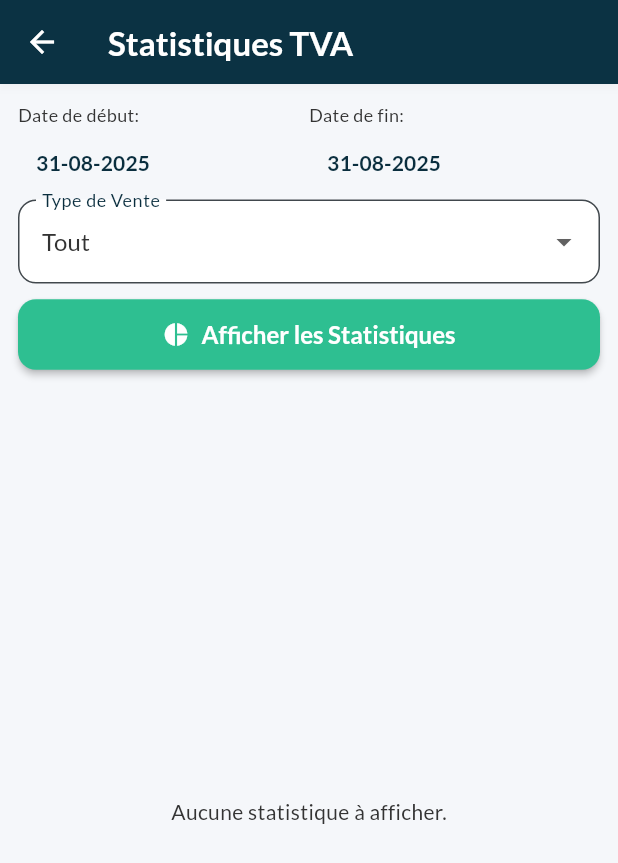
After one commit to airm5500/prestige_app, a Flutter app: the StatTvaScreen screen opened directly, on a phone screen of 412 x 824 dp. The commit adds this screen. Shown: the top 863 px of the screen. Run offline on Flutter 3.47's test engine with Material 3 defaults, Android fonts, the light colour scheme and no system bars; our stand-ins replace fl_chart, fluttertoast, google_fonts, pdf, printing, shared_preferences; accounts and stored records are empty; network calls fail.

Commit message:
STAT TVA
Ajout Menu TVA

```diff
--- /dev/null
+++ b/lib/models/stat_tva_model.dart
@@ -0,0 +1,27 @@
+// lib/models/stat_tva_model.dart
+
+class StatTva {
+  final double totalTva;
+  final double totalTtc;
+  final int taux;
+  final double totalHt;
+  final double montantUg;
+
+  StatTva({
+    required this.totalTva,
+    required this.totalTtc,
+    required this.taux,
+    required this.totalHt,
+    required this.montantUg,
+  });
+
+  factory StatTva.fromJson(Map<String, dynamic> json) {
+    return StatTva(
+      totalTva: (json['Total TVA'] as num?)?.toDouble() ?? 0.0,
+      totalTtc: (json['Total TTC'] as num?)?.toDouble() ?? 0.0,
+      taux: (json['TAUX'] as num?)?.toInt() ?? 0,
+      totalHt: (json['Total HT'] as num?)?.toDouble() ?? 0.0,
+      montantUg: (json['montantUg'] as num?)?.toDouble() ?? 0.0,
+    );
+  }
+}
--- a/lib/screens/home_screen.dart
+++ b/lib/screens/home_screen.dart
@@ -25,7 +25,8 @@ import 'suivi_credit_screen.dart';
 //import 'mes_articles_screen.dart';
 import 'annulation_vente_screen.dart';
 import 'suivi_ajustement_screen.dart';
-import 'retours_fournisseurs_screen.dart'; // Import the new screen
+import 'retours_fournisseurs_screen.dart';
+import 'stat_tva_screen.dart'; // AJOUT
 
 class HomeScreen extends StatefulWidget {
   const HomeScreen({super.key});
@@ -60,7 +61,7 @@ class _HomeScreenState extends State<HomeScreen> {
       {'title': 'CA Global', 'icon': Icons.receipt_long_outlined, 'color': Colors.amber.shade700, 'screen': const CaGlobalScreen()},
       {'title': 'Suivi Crédit', 'icon': Icons.request_quote_outlined, 'color': Colors.redAccent, 'screen': const SuiviCreditScreen()},
       {'title': 'Tableau: Analyses', 'icon': Icons.analytics_outlined, 'color': Colors.pinkAccent, 'screen': const TableauBordAnalyseMenuScreen()},
-      {'title': 'Tableau: Ratios', 'icon': Icons.compare_arrows_outlined, 'color': Colors.lime.shade700, 'screen': const TableauBordRatioScreen()},
+      {'title': 'Stat TVA', 'icon': Icons.pie_chart, 'color': Colors.orange, 'screen': const StatTvaScreen()}, // AJOUT
     ];
 
     final List<Map<String, dynamic>> page2Items = [
--- /dev/null
+++ b/lib/screens/stat_tva_screen.dart
@@ -0,0 +1,234 @@
+// lib/screens/stat_tva_screen.dart
+
+import 'package:flutter/material.dart';
+import 'package:fl_chart/fl_chart.dart';
+import 'package:intl/intl.dart';
+import 'package:prestige_app/models/stat_tva_model.dart';
+import '../utils/constants.dart';
+import '../utils/date_formatter.dart';
+import '../ui_helpers/base_screen_logic.dart';
+
+class StatTvaScreen extends StatefulWidget {
+  const StatTvaScreen({super.key});
+
+  @override
+  State<StatTvaScreen> createState() => _StatTvaScreenState();
+}
+
+class _StatTvaScreenState extends State<StatTvaScreen> with BaseScreenLogic<StatTvaScreen> {
+  List<StatTva> _stats = [];
+  DateTime _startDate = DateFormatter.getDefaultStartDate();
+  DateTime _endDate = DateFormatter.getDefaultEndDate();
+  String _typeVente = 'TOUT';
+
+  Future<void> _loadStats() async {
+    // On réinitialise la liste avant chaque appel
+    setState(() {
+      _stats = [];
+    });
+
+    final queryParams = {
+      'dtStart': DateFormatter.toApiFormat(_startDate),
+      'dtEnd': DateFormatter.toApiFormat(_endDate),
+      'typeVente': _typeVente,
+    };
+
+    // CORRECTION: Utilisation de la méthode centralisée pour l'API V3
+    final data = await apiGetV3(AppConstants.statTvaEndpoint, queryParams: queryParams);
+
+    if (mounted && data is Map && data['data'] is List) {
+      setState(() {
+        _stats = (data['data'] as List).map((item) => StatTva.fromJson(item)).toList();
+        if (_stats.isEmpty) {
+          errorMessage = "Aucune statistique de TVA trouvée pour les critères sélectionnés.";
+        }
+      });
+    }
+  }
+
+  @override
+  Widget build(BuildContext context) {
+    final currencyFormat = NumberFormat.currency(locale: 'fr_FR', symbol: 'FCFA', decimalDigits: 0);
+
+    return Scaffold(
+      appBar: AppBar(
+        title: const Text('Statistiques TVA'),
+      ),
+      body: Column(
+        children: [
+          Padding(
+            padding: const EdgeInsets.all(12.0),
+            child: Column(
+              children: [
+                _buildDatePicker(context),
+                DropdownButtonFormField<String>(
+                  decoration: const InputDecoration(labelText: 'Type de Vente'),
+                  value: _typeVente,
+                  items: const [
+                    DropdownMenuItem(value: 'TOUT', child: Text('Tout')),
+                    DropdownMenuItem(value: 'VNO', child: Text('Vente Non-Ordonnancée')),
+                    DropdownMenuItem(value: 'VO', child: Text('Vente Ordonnancée')),
+                  ],
+                  onChanged: (value) {
+                    setState(() {
+                      _typeVente = value!;
+                    });
+                  },
+                ),
+                const SizedBox(height: 10),
+                ElevatedButton.icon(
+                  icon: const Icon(Icons.pie_chart),
+                  label: const Text('Afficher les Statistiques'),
+                  onPressed: isLoading ? null : _loadStats,
+                  style: ElevatedButton.styleFrom(minimumSize: const Size.fromHeight(45)),
+                ),
+              ],
+            ),
+          ),
+          if (isLoading)
+            const Expanded(child: Center(child: CircularProgressIndicator()))
+          else if (errorMessage != null)
+            Expanded(
+              child: Center(
+                child: Padding(
+                  padding: const EdgeInsets.all(16.0),
+                  child: Text(errorMessage!, style: const TextStyle(color: Colors.red), textAlign: TextAlign.center),
+                ),
+              ),
+            )
+          else if (_stats.isEmpty)
+              const Expanded(child: Center(child: Text('Aucune statistique à afficher.')))
+            else
+              Expanded(
+                child: SingleChildScrollView(
+                  child: Padding(
+                    padding: const EdgeInsets.all(16.0),
+                    child: Column(
+                      children: [
+                        SizedBox(
+                          height: 250,
+                          child: PieChart(
+                            PieChartData(
+                              sections: _buildPieChartSections(),
+                              centerSpaceRadius: 40,
+                              sectionsSpace: 2,
+                            ),
+                          ),
+                        ),
+                        const SizedBox(height: 20),
+                        ..._buildLegend(currencyFormat),
+                      ],
+                    ),
+                  ),
+                ),
+              ),
+        ],
+      ),
+    );
+  }
+
+  List<PieChartSectionData> _buildPieChartSections() {
+    final totalTtc = _stats.fold<double>(0, (prev, stat) => prev + stat.totalTtc);
+    if (totalTtc == 0) return [];
+
+    return _stats.map((stat) {
+      final percentage = (stat.totalTtc / totalTtc) * 100;
+      return PieChartSectionData(
+        color: _getColorForTaux(stat.taux),
+        value: stat.totalTtc,
+        title: '${percentage.toStringAsFixed(1)}%',
+        radius: 100,
+        titleStyle: const TextStyle(fontSize: 14, fontWeight: FontWeight.bold, color: Colors.white),
+      );
+    }).toList();
+  }
+
+  List<Widget> _buildLegend(NumberFormat currencyFormat) {
+    return _stats.map((stat) {
+      return Padding(
+        padding: const EdgeInsets.symmetric(vertical: 4.0),
+        child: Row(
+          children: [
+            Container(
+              width: 16,
+              height: 16,
+              color: _getColorForTaux(stat.taux),
+            ),
+            const SizedBox(width: 8),
+            Text('TVA ${stat.taux}%:'),
+            const Spacer(),
+            Text(currencyFormat.format(stat.totalTtc), style: const TextStyle(fontWeight: FontWeight.bold)),
+          ],
+        ),
+      );
+    }).toList();
+  }
+
+  Color _getColorForTaux(int taux) {
+    switch (taux) {
+      case 0:
+        return Colors.blue;
+      case 9:
+        return Colors.green;
+      case 18:
+        return Colors.orange;
+      default:
+        return Colors.grey;
+    }
+  }
+
+  Future<void> _selectDate(BuildContext context, bool isStartDate) async {
+    final DateTime? picked = await showDatePicker(
+      context: context,
+      initialDate: isStartDate ? _startDate : _endDate,
+      firstDate: DateTime(2000),
+      lastDate: DateTime(2101),
+      locale: const Locale('fr', 'FR'),
+    );
+    if (picked != null) {
+      if (mounted) {
+        setState(() {
+          if (isStartDate) {
+            _startDate = picked;
+            if (_endDate.isBefore(_startDate)) _endDate = _startDate;
+          } else {
+            _endDate = picked;
+            if (_startDate.isAfter(_endDate)) _startDate = _endDate;
+          }
+        });
+      }
+    }
+  }
+
+  Widget _buildDatePicker(BuildContext context) {
+    return Row(
+      mainAxisAlignment: MainAxisAlignment.spaceAround,
+      children: <Widget>[
+        Expanded(
+          child: Column(
+            crossAxisAlignment: CrossAxisAlignment.start,
+            children: [
+              const Text("Date de début:", style: TextStyle(fontSize: 12)),
+              TextButton(
+                onPressed: () => _selectDate(context, true),
+                child: Text(DateFormatter.toDisplayFormat(_startDate), style: TextStyle(color: Theme.of(context).primaryColor, fontWeight: FontWeight.bold)),
+              ),
+            ],
+          ),
+        ),
+        Expanded(
+          child: Column(
+            crossAxisAlignment: CrossAxisAlignment.start,
+            children: [
+              const Text("Date de fin:", style: TextStyle(fontSize: 12)),
+              TextButton(
+                onPressed: () => _selectDate(context, false),
+                child: Text(DateFormatter.toDisplayFormat(_endDate), style: TextStyle(color: Theme.of(context).primaryColor, fontWeight: FontWeight.bold)),
+              ),
+            ],
+          ),
+        ),
+      ],
+    );
+  }
+}
--- a/lib/utils/constants.dart
+++ b/lib/utils/constants.dart
@@ -18,6 +18,7 @@ class AppConstants {
 
   // API Base Path
   static const String apiBasePath = '/api/v1';
+  static const String apiV3BasePath = '/api/v3'; // AJOUT
 
   // API Endpoints
   static const String authEndpoint = '/user/auth';
@@ -43,7 +44,7 @@ class AppConstants {
   static const String retoursFournisseursEndpoint = '/produit/retours-data';
   static const String retourFournisseurDetailEndpoint = '/retourfournisseur/retours-items';
   static const String grossistesEndpoint = '/grossiste/all';
-
+  static const String statTvaEndpoint = '/tvas'; // AJOUT
 
   // Default Values
   static const String defaultLocalIp = '';
```
Also changed, not shown: lib/services/api_service.dart (+25 -0 lines), lib/ui_helpers/base_screen_logic.dart (+13 -0 lines).
